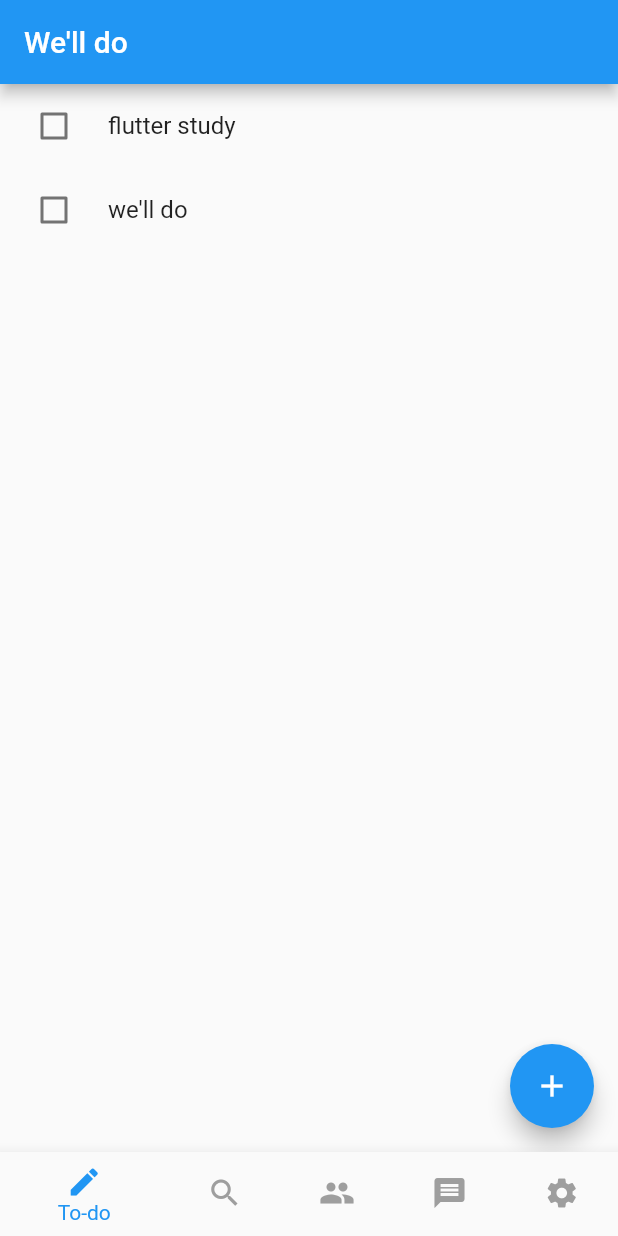
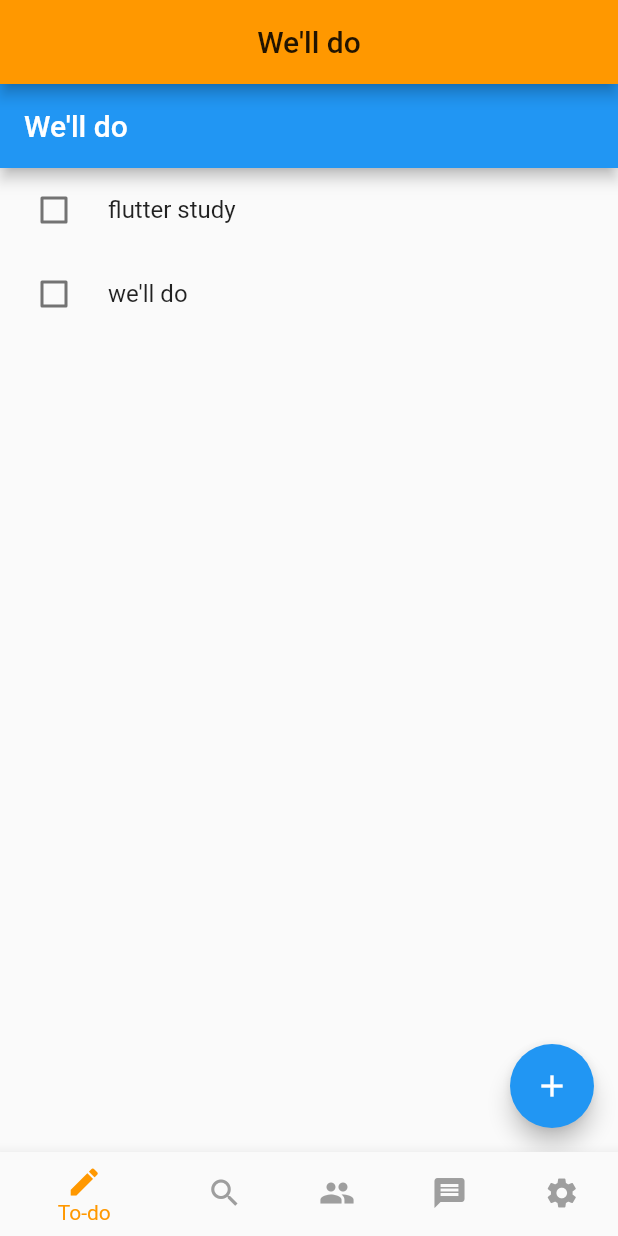
Before and after one commit to jpoh281/todoList, a Flutter app: the screen it shows after launch, on a phone screen of 412 x 824 dp. Run offline on Flutter 3.47's test engine with Material 2 defaults, Android fonts, the phone set to English and light mode, and no system bars.

Commit message:
2020-01-12 We'll do Project 3일차 To-do App 전면수정 To-do 모델만들기

```diff
--- a/lib/main_page.dart
+++ b/lib/main_page.dart
@@ -19,7 +19,12 @@ class _MainPageState extends State<MainPage> {
   @override
   Widget build(BuildContext context) {
     return MaterialApp(
+      theme: ThemeData(primarySwatch: Colors.orange),
       home: Scaffold(
+        appBar: AppBar(
+          title: Text("We'll do"),
+          centerTitle: true,
+        ),
         body: IndexedStack(
           index: _selectedPageIndex,
           children: selectedPageList,
@@ -33,7 +38,7 @@ class _MainPageState extends State<MainPage> {
                 _selectedPageIndex = index;
               });
             },
-            selectedItemColor: Colors.blue,
+            selectedItemColor: Colors.orange,
             unselectedItemColor: Colors.grey,
             items: <BottomNavigationBarItem>[
               BottomNavigationBarItem(
@@ -50,4 +55,7 @@ class _MainPageState extends State<MainPage> {
       ),
     );
   }
+
+
+
 }
```
Also changed, not shown: lib/model/todo.dart (added, +24 -0 lines).
